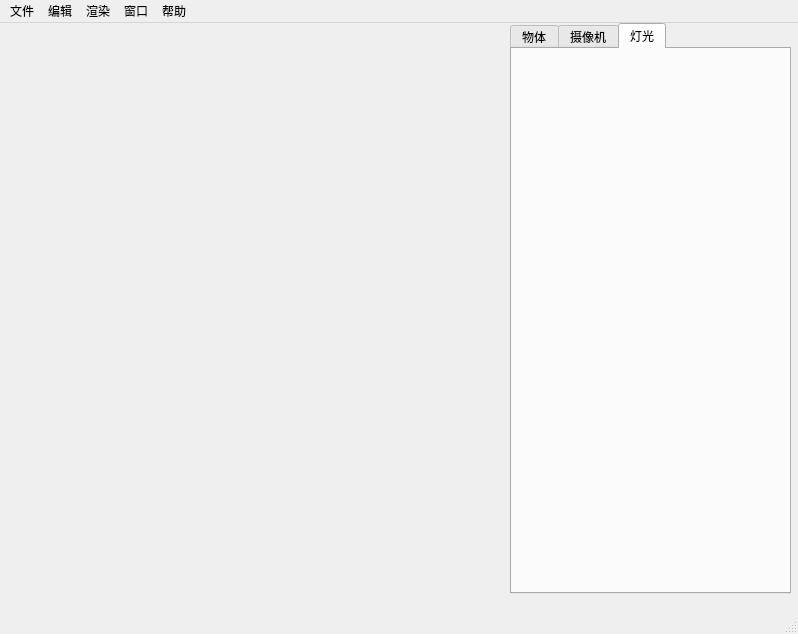
mumu-sild/RenderLite, file RenderLite/mainwindow.ui: the form before one commit.
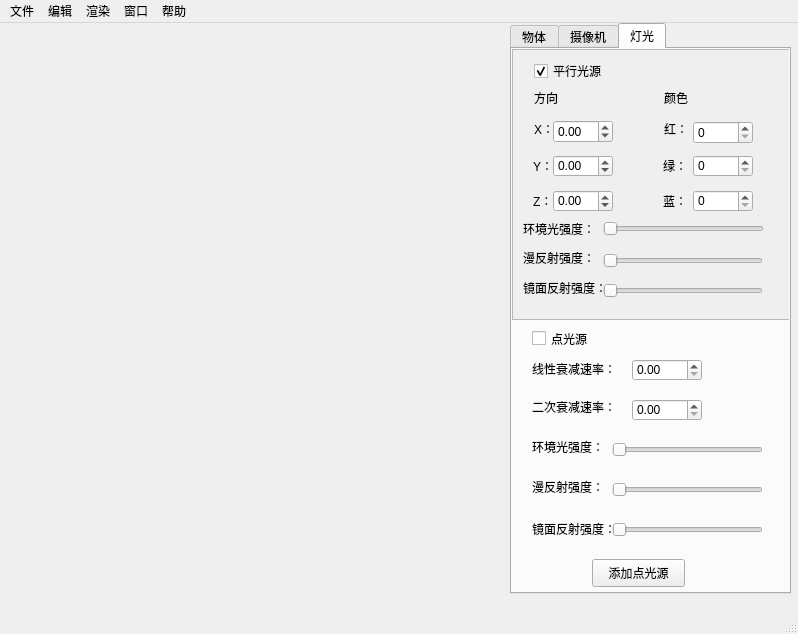
The form after the commit. The open tabs and pages were chosen to show the change.

Patch:
```diff
--- a/RenderLite/mainwindow.ui
+++ b/RenderLite/mainwindow.ui
@@ -669,6 +669,609 @@
      <attribute name="title">
       <string>灯光</string>
      </attribute>
+     <widget class="QScrollArea" name="scrollArea3">
+      <property name="geometry">
+       <rect>
+        <x>0</x>
+        <y>0</y>
+        <width>281</width>
+        <height>271</height>
+       </rect>
+      </property>
+      <property name="widgetResizable">
+       <bool>true</bool>
+      </property>
+      <widget class="QWidget" name="scrollAreaWidgetContents_9">
+       <property name="geometry">
+        <rect>
+         <x>0</x>
+         <y>0</y>
+         <width>279</width>
+         <height>269</height>
+        </rect>
+       </property>
+       <widget class="QLabel" name="light_direction_label">
+        <property name="geometry">
+         <rect>
+          <x>21</x>
+          <y>40</y>
+          <width>31</width>
+          <height>16</height>
+         </rect>
+        </property>
+        <property name="text">
+         <string>方向</string>
+        </property>
+       </widget>
+       <widget class="QLabel" name="light_direction_x_label">
+        <property name="geometry">
+         <rect>
+          <x>21</x>
+          <y>71</y>
+          <width>18</width>
+          <height>16</height>
+         </rect>
+        </property>
+        <property name="text">
+         <string>X：</string>
+        </property>
+       </widget>
+       <widget class="QLabel" name="light_direction_y_label">
+        <property name="geometry">
+         <rect>
+          <x>20</x>
+          <y>105</y>
+          <width>20</width>
+          <height>22</height>
+         </rect>
+        </property>
+        <property name="text">
+         <string>Y：</string>
+        </property>
+       </widget>
+       <widget class="QLabel" name="light_direction_z_label">
+        <property name="geometry">
+         <rect>
+          <x>20</x>
+          <y>140</y>
+          <width>20</width>
+          <height>22</height>
+         </rect>
+        </property>
+        <property name="text">
+         <string>Z：</string>
+        </property>
+       </widget>
+       <widget class="QLabel" name="light_color_label">
+        <property name="geometry">
+         <rect>
+          <x>151</x>
+          <y>40</y>
+          <width>31</width>
+          <height>16</height>
+         </rect>
+        </property>
+        <property name="text">
+         <string>颜色</string>
+        </property>
+       </widget>
+       <widget class="QLabel" name="light_color_red_label">
+        <property name="geometry">
+         <rect>
+          <x>151</x>
+          <y>71</y>
+          <width>24</width>
+          <height>16</height>
+         </rect>
+        </property>
+        <property name="text">
+         <string>红：</string>
+        </property>
+       </widget>
+       <widget class="QLabel" name="light_color_green_label">
+        <property name="geometry">
+         <rect>
+          <x>150</x>
+          <y>105</y>
+          <width>40</width>
+          <height>22</height>
+         </rect>
+        </property>
+        <property name="text">
+         <string>绿：</string>
+        </property>
+       </widget>
+       <widget class="QLabel" name="light_color_biue_label">
+        <property name="geometry">
+         <rect>
+          <x>150</x>
+          <y>140</y>
+          <width>40</width>
+          <height>22</height>
+         </rect>
+        </property>
+        <property name="text">
+         <string>蓝：</string>
+        </property>
+       </widget>
+       <widget class="QSpinBox" name="light_color_red_spinbox">
+        <property name="geometry">
+         <rect>
+          <x>180</x>
+          <y>71</y>
+          <width>60</width>
+          <height>23</height>
+         </rect>
+        </property>
+        <property name="maximum">
+         <number>255</number>
+        </property>
+       </widget>
+       <widget class="QSpinBox" name="light_color_green_spinbox">
+        <property name="geometry">
+         <rect>
+          <x>180</x>
+          <y>105</y>
+          <width>60</width>
+          <height>22</height>
+         </rect>
+        </property>
+        <property name="maximum">
+         <number>255</number>
+        </property>
+       </widget>
+       <widget class="QSpinBox" name="light_color_blue_spinbox">
+        <property name="geometry">
+         <rect>
+          <x>180</x>
+          <y>140</y>
+          <width>60</width>
+          <height>22</height>
+         </rect>
+        </property>
+        <property name="maximum">
+         <number>255</number>
+        </property>
+       </widget>
+       <widget class="QLabel" name="light_mirrorreflection_label">
+        <property name="geometry">
+         <rect>
+          <x>10</x>
+          <y>200</y>
+          <width>72</width>
+          <height>15</height>
+         </rect>
+        </property>
+        <property name="text">
+         <string>漫反射强度：</string>
+        </property>
+       </widget>
+       <widget class="QLabel" name="light_diffusereflection_label">
+        <property name="geometry">
+         <rect>
+          <x>10</x>
+          <y>230</y>
+          <width>81</width>
+          <height>16</height>
+         </rect>
+        </property>
+        <property name="text">
+         <string>镜面反射强度：</string>
+        </property>
+       </widget>
+       <widget class="QLabel" name="light_ambientlightintensity_label">
+        <property name="geometry">
+         <rect>
+          <x>10</x>
+          <y>171</y>
+          <width>72</width>
+          <height>16</height>
+         </rect>
+        </property>
+        <property name="text">
+         <string>环境光强度：</string>
+        </property>
+       </widget>
+       <widget class="QSlider" name="horizontalSlider">
+        <property name="geometry">
+         <rect>
+          <x>90</x>
+          <y>171</y>
+          <width>161</width>
+          <height>16</height>
+         </rect>
+        </property>
+        <property name="sizePolicy">
+         <sizepolicy hsizetype="Expanding" vsizetype="Fixed">
+          <horstretch>0</horstretch>
+          <verstretch>0</verstretch>
+         </sizepolicy>
+        </property>
+        <property name="baseSize">
+         <size>
+          <width>0</width>
+          <height>0</height>
+         </size>
+        </property>
+        <property name="font">
+         <font>
+          <pointsize>6</pointsize>
+         </font>
+        </property>
+        <property name="accessibleDescription">
+         <string/>
+        </property>
+        <property name="maximum">
+         <number>100</number>
+        </property>
+        <property name="pageStep">
+         <number>10</number>
+        </property>
+        <property name="value">
+         <number>0</number>
+        </property>
+        <property name="tracking">
+         <bool>true</bool>
+        </property>
+        <property name="orientation">
+         <enum>Qt::Horizontal</enum>
+        </property>
+        <property name="invertedAppearance">
+         <bool>false</bool>
+        </property>
+        <property name="invertedControls">
+         <bool>true</bool>
+        </property>
+        <property name="tickPosition">
+         <enum>QSlider::NoTicks</enum>
+        </property>
+        <property name="tickInterval">
+         <number>0</number>
+        </property>
+       </widget>
+       <widget class="QSlider" name="horizontalSlider_2">
+        <property name="geometry">
+         <rect>
+          <x>90</x>
+          <y>200</y>
+          <width>160</width>
+          <height>22</height>
+         </rect>
+        </property>
+        <property name="sizePolicy">
+         <sizepolicy hsizetype="Expanding" vsizetype="Fixed">
+          <horstretch>0</horstretch>
+          <verstretch>0</verstretch>
+         </sizepolicy>
+        </property>
+        <property name="baseSize">
+         <size>
+          <width>0</width>
+          <height>0</height>
+         </size>
+        </property>
+        <property name="font">
+         <font>
+          <pointsize>6</pointsize>
+         </font>
+        </property>
+        <property name="accessibleDescription">
+         <string/>
+        </property>
+        <property name="maximum">
+         <number>100</number>
+        </property>
+        <property name="pageStep">
+         <number>10</number>
+        </property>
+        <property name="orientation">
+         <enum>Qt::Horizontal</enum>
+        </property>
+        <property name="invertedControls">
+         <bool>false</bool>
+        </property>
+        <property name="tickPosition">
+         <enum>QSlider::NoTicks</enum>
+        </property>
+        <property name="tickInterval">
+         <number>0</number>
+        </property>
+       </widget>
+       <widget class="QSlider" name="horizontalSlider_3">
+        <property name="geometry">
+         <rect>
+          <x>90</x>
+          <y>230</y>
+          <width>160</width>
+          <height>22</height>
+         </rect>
+        </property>
+        <property name="sizePolicy">
+         <sizepolicy hsizetype="Expanding" vsizetype="Fixed">
+          <horstretch>0</horstretch>
+          <verstretch>0</verstretch>
+         </sizepolicy>
+        </property>
+        <property name="baseSize">
+         <size>
+          <width>0</width>
+          <height>0</height>
+         </size>
+        </property>
+        <property name="font">
+         <font>
+          <pointsize>6</pointsize>
+         </font>
+        </property>
+        <property name="accessibleDescription">
+         <string/>
+        </property>
+        <property name="maximum">
+         <number>100</number>
+        </property>
+        <property name="pageStep">
+         <number>10</number>
+        </property>
+        <property name="orientation">
+         <enum>Qt::Horizontal</enum>
+        </property>
+        <property name="invertedControls">
+         <bool>false</bool>
+        </property>
+        <property name="tickPosition">
+         <enum>QSlider::NoTicks</enum>
+        </property>
+        <property name="tickInterval">
+         <number>0</number>
+        </property>
+       </widget>
+       <widget class="QDoubleSpinBox" name="light_direction_x_spinbox">
+        <property name="geometry">
+         <rect>
+          <x>40</x>
+          <y>70</y>
+          <width>60</width>
+          <height>23</height>
+         </rect>
+        </property>
+        <property name="minimum">
+         <double>-99.989999999999995</double>
+        </property>
+        <property name="singleStep">
+         <double>0.050000000000000</double>
+        </property>
+       </widget>
+       <widget class="QDoubleSpinBox" name="light_direction_y_spinbox">
+        <property name="geometry">
+         <rect>
+          <x>40</x>
+          <y>105</y>
+          <width>60</width>
+          <height>22</height>
+         </rect>
+        </property>
+        <property name="minimum">
+         <double>-99.989999999999995</double>
+        </property>
+        <property name="singleStep">
+         <double>0.050000000000000</double>
+        </property>
+       </widget>
+       <widget class="QDoubleSpinBox" name="light_direction_z_spinbox">
+        <property name="geometry">
+         <rect>
+          <x>40</x>
+          <y>140</y>
+          <width>60</width>
+          <height>22</height>
+         </rect>
+        </property>
+        <property name="minimum">
+         <double>-99.989999999999995</double>
+        </property>
+        <property name="singleStep">
+         <double>0.050000000000000</double>
+        </property>
+       </widget>
+       <widget class="QCheckBox" name="checkBox">
+        <property name="geometry">
+         <rect>
+          <x>21</x>
+          <y>10</y>
+          <width>81</width>
+          <height>22</height>
+         </rect>
+        </property>
+        <property name="text">
+         <string>平行光源</string>
+        </property>
+        <property name="checked">
+         <bool>true</bool>
+        </property>
+       </widget>
+      </widget>
+     </widget>
+     <widget class="QWidget" name="widget" native="true">
+      <property name="geometry">
+       <rect>
+        <x>0</x>
+        <y>270</y>
+        <width>261</width>
+        <height>281</height>
+       </rect>
+      </property>
+      <widget class="QPushButton" name="light_addpointolite_pushbutton">
+       <property name="geometry">
+        <rect>
+         <x>80</x>
+         <y>240</y>
+         <width>93</width>
+         <height>28</height>
+        </rect>
+       </property>
+       <property name="text">
+        <string>添加点光源</string>
+       </property>
+      </widget>
+      <widget class="QLabel" name="label_12">
+       <property name="geometry">
+        <rect>
+         <x>20</x>
+         <y>40</y>
+         <width>101</width>
+         <height>20</height>
+        </rect>
+       </property>
+       <property name="text">
+        <string>线性衰减速率：</string>
+       </property>
+      </widget>
+      <widget class="QDoubleSpinBox" name="doubleSpinBox_4">
+       <property name="geometry">
+        <rect>
+         <x>120</x>
+         <y>40</y>
+         <width>70</width>
+         <height>22</height>
+        </rect>
+       </property>
+       <property name="maximum">
+        <double>1.000000000000000</double>
+       </property>
+       <property name="singleStep">
+        <double>0.050000000000000</double>
+       </property>
+      </widget>
+      <widget class="QLabel" name="label_13">
+       <property name="geometry">
+        <rect>
+         <x>20</x>
+         <y>80</y>
+         <width>101</width>
+         <height>16</height>
+        </rect>
+       </property>
+       <property name="text">
+        <string>二次衰减速率：</string>
+       </property>
+      </widget>
+      <widget class="QDoubleSpinBox" name="doubleSpinBox_5">
+       <property name="geometry">
+        <rect>
+         <x>120</x>
+         <y>80</y>
+         <width>70</width>
+         <height>22</height>
+        </rect>
+       </property>
+       <property name="maximum">
+        <double>1.000000000000000</double>
+       </property>
+       <property name="singleStep">
+        <double>0.050000000000000</double>
+       </property>
+      </widget>
+      <widget class="QLabel" name="label_14">
+       <property name="geometry">
+        <rect>
+         <x>20</x>
+         <y>120</y>
+         <width>81</width>
+         <height>16</height>
+        </rect>
+       </property>
+       <property name="text">
+        <string>环境光强度：</string>
+       </property>
+      </widget>
+      <widget class="QSlider" name="horizontalSlider_4">
+       <property name="geometry">
+        <rect>
+         <x>100</x>
+         <y>120</y>
+         <width>151</width>
+         <height>22</height>
+        </rect>
+       </property>
+       <property name="maximum">
+        <number>100</number>
+       </property>
+       <property name="orientation">
+        <enum>Qt::Horizontal</enum>
+       </property>
+      </widget>
+      <widget class="QSlider" name="horizontalSlider_5">
+       <property name="geometry">
+        <rect>
+         <x>100</x>
+         <y>160</y>
+         <width>151</width>
+         <height>22</height>
+        </rect>
+       </property>
+       <property name="maximum">
+        <number>100</number>
+       </property>
+       <property name="orientation">
+        <enum>Qt::Horizontal</enum>
+       </property>
+      </widget>
+      <widget class="QSlider" name="horizontalSlider_6">
+       <property name="geometry">
+        <rect>
+         <x>100</x>
+         <y>200</y>
+         <width>151</width>
+         <height>22</height>
+        </rect>
+       </property>
+       <property name="maximum">
+        <number>100</number>
+       </property>
+       <property name="orientation">
+        <enum>Qt::Horizontal</enum>
+       </property>
+      </widget>
+      <widget class="QLabel" name="label_15">
+       <property name="geometry">
+        <rect>
+         <x>20</x>
+         <y>160</y>
+         <width>81</width>
+         <height>16</height>
+        </rect>
+       </property>
+       <property name="text">
+        <string>漫反射强度：</string>
+       </property>
+      </widget>
+      <widget class="QLabel" name="label_16">
+       <property name="geometry">
+        <rect>
+         <x>20</x>
+         <y>200</y>
+         <width>81</width>
+         <height>20</height>
+        </rect>
+       </property>
+       <property name="text">
+        <string>镜面反射强度：</string>
+       </property>
+      </widget>
+      <widget class="QCheckBox" name="light_parallel_checkbox">
+       <property name="geometry">
+        <rect>
+         <x>20</x>
+         <y>10</y>
+         <width>91</width>
+         <height>19</height>
+        </rect>
+       </property>
+       <property name="text">
+        <string>点光源</string>
+       </property>
+      </widget>
+     </widget>
     </widget>
    </widget>
   </widget>
```
Left out of the diff: 20 changed lines with no effect on the pictures.
